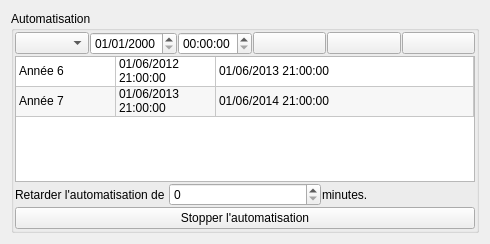
Above: src/automationwidget.ui from cinemaouvert/OPP before the change. Below: the same form after it.
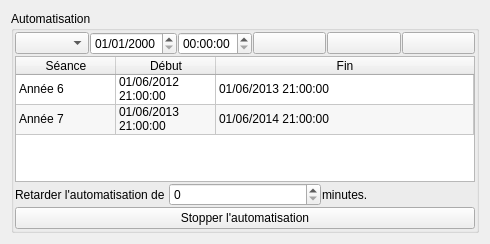
That is the form after the change. Icons and pictures are not drawn.

Commit message: Automation : en-têtes colonnes

The edit to the form file:
```diff
--- a/src/automationwidget.ui
+++ b/src/automationwidget.ui
@@ -103,6 +103,9 @@
          <number>3</number>
         </property>
         <attribute name="horizontalHeaderVisible">
+         <bool>true</bool>
+        </attribute>
+        <attribute name="horizontalHeaderCascadingSectionResizes">
          <bool>false</bool>
         </attribute>
         <attribute name="horizontalHeaderShowSortIndicator" stdset="0">
```
